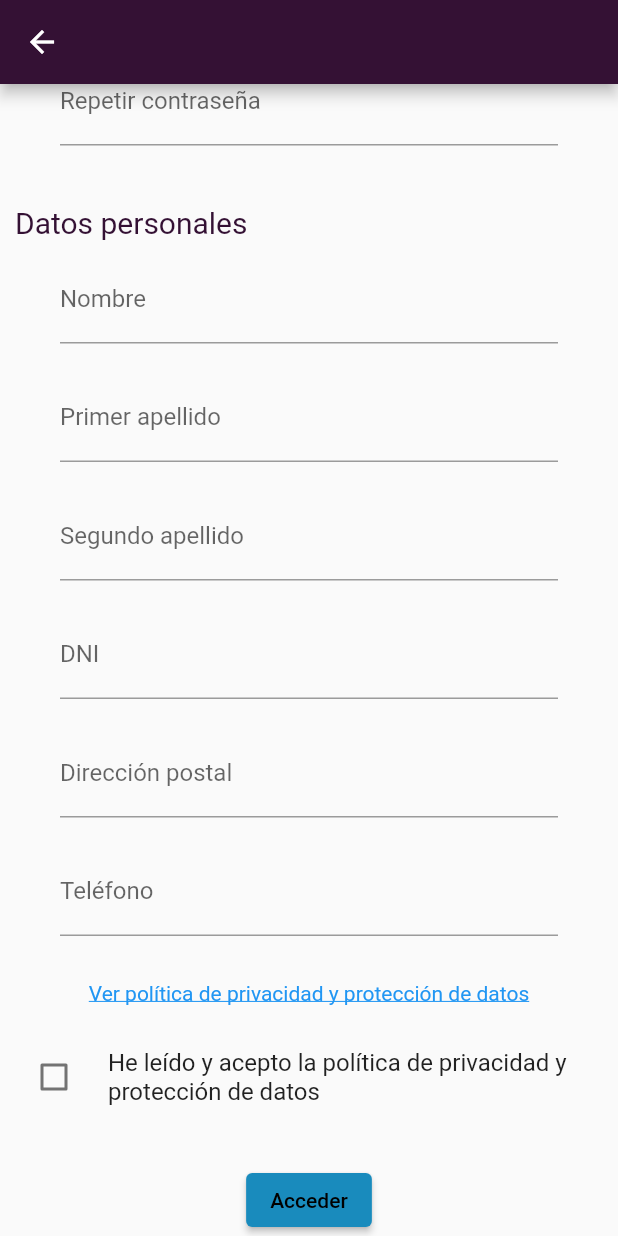
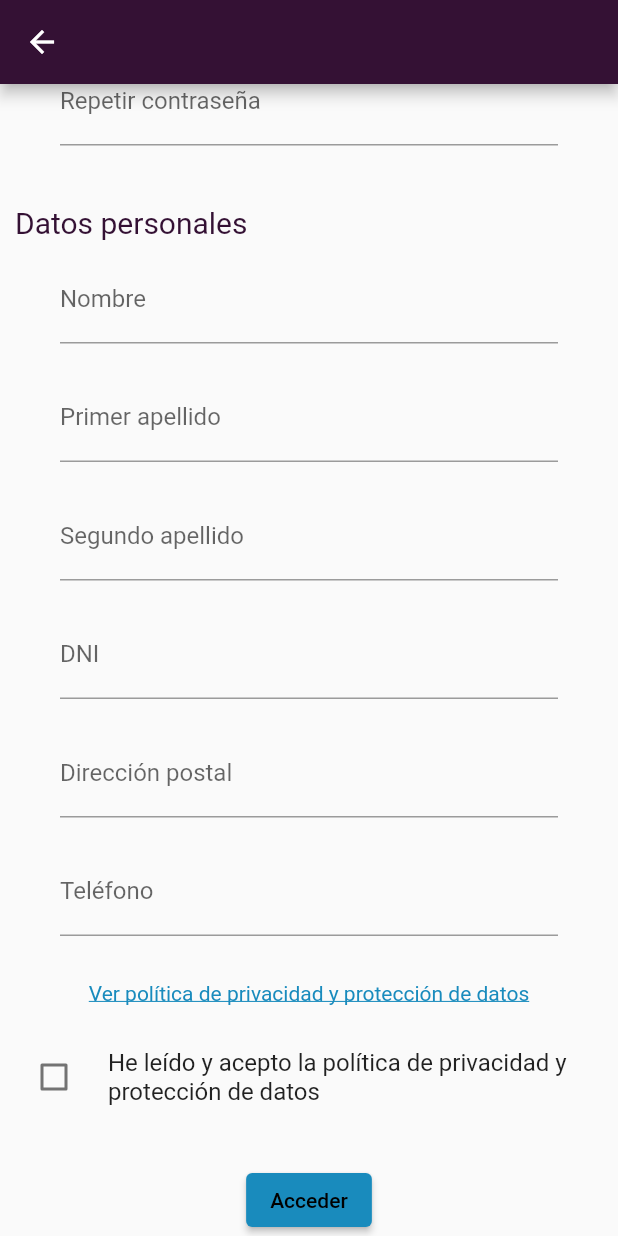
Before and after one commit to alu0100769609/DXWallet, a Flutter app: the Register screen opened by its route, scrolled down 513 dp, on a phone screen of 412 x 824 dp. Run offline on Flutter 3.47's test engine with Material 2 defaults, Android fonts, the light colour scheme and no system bars; our stand-ins replace fluttertoast, shared_preferences; accounts and stored records are empty.

Commit message:
Arreglando código

```diff
--- a/lib/constants/Constants.dart
+++ b/lib/constants/Constants.dart
@@ -9,6 +9,8 @@ import 'package:flutter/material.dart';
 /// Empty boxes: Para separar elementos
 
 /**************** ************** ************** ************** ****************/
+/// DEBUG MODE
+const bool DEBUGMODE = true;
 
 
 /// Colors: Para controlar los colores personalizados
@@ -28,7 +30,12 @@ const Color CUSTOM_LIGHT_PINK = Color.fromRGBO(255, 102, 196, 1);
 // Rosa Oscuro: #C700FF
 const Color CUSTOM_PRIMARY = Color.fromRGBO(199, 0, 255, 1);
 // Gris CLARO: #A6A5A5FF
-const Color DISABLED_COLOR = Color.fromRGBO(166, 165, 165, 1.0);
+const Color DISABLED_COLOR = Color.fromRGBO(166, 165, 165, 1);
+// Verde Válido: #1ABD1AFF
+const Color VALID_GREEN = Color.fromRGBO(26, 189, 26, 1.0);
+// Azul Enlaces: #198BBD
+const Color LINK_BLUE = Color.fromRGBO(25, 139, 189, 1);
+
 
 /// Routes: Para conexiones internas y externas
 const String LOGIN_URL = 'https://sebt.es/adexe/dxwallet/app/login.php';
--- a/lib/constants/Strings.dart
+++ b/lib/constants/Strings.dart
@@ -21,3 +21,4 @@ const String surname1_str = "Primer apellido";
 const String surname2_str = "Segundo apellido";
 const String name_str = "Nombre";
 const String phone_str = "Teléfono";
+const String viewError_str = "Error al visualizar";
--- a/lib/main.dart
+++ b/lib/main.dart
@@ -1,5 +1,6 @@
 import 'package:flutter/material.dart';
 
+import 'constants/Constants.dart';
 import 'views/SignIn.dart';
 import 'views/SignUp.dart';
 import 'views/VisaList.dart';
@@ -7,6 +8,7 @@ import 'views/VisaList.dart';
 void main() {
   runApp(
     MaterialApp(
+      debugShowCheckedModeBanner: DEBUGMODE,
       title: "Named routes",
       initialRoute: "/",
       routes: {
--- a/lib/views/SignUp.dart
+++ b/lib/views/SignUp.dart
@@ -8,6 +8,8 @@ import '/constants/Strings.dart';
 
 class Register extends StatefulWidget {
   const Register({Key? key}) : super(key: key);
+
+  final bool debugThis = false; // Para entrar en el modo depuración
 
   @override
   State<Register> createState() => _RegisterState();
@@ -264,7 +266,7 @@ class _RegisterState extends State<Register> {
                   child: const Text(showPolicy_str,
                       style: TextStyle(
                           decoration: TextDecoration.underline,
-                          color: Colors.blue)),
+                          color: LINK_BLUE)),
                   onTap: () => {Fluttertoast.showToast(msg: "Política de privacidad")},
                 ),
               ),
@@ -280,7 +282,7 @@ class _RegisterState extends State<Register> {
                     });
                   },
                   controlAffinity: ListTileControlAffinity.leading,
-                  activeColor: Colors.green,
+                  activeColor: VALID_GREEN,
                 ),
               ),
               /// Acceder
--- a/pubspec.yaml
+++ b/pubspec.yaml
@@ -16,7 +16,7 @@ dependencies:
   fluttertoast: ^8.2.1 # Toast para interacción de usuario
   cupertino_icons: ^1.0.2 # Iconos tipo IOS
   http: ^0.13.5 # Para peticiones html
-  shared_preferences: ^2.0.9
+  shared_preferences: ^2.0.9 # Para acceder a localstorage del móvil
 
 dev_dependencies:
   flutter_test:
```
Also changed, not shown: lib/components/cards/VisaCard.dart (+5 -3 lines), lib/connection/Connections.dart (+15 -0 lines), lib/views/SignIn.dart (+4 -4 lines), lib/views/VisaList.dart (+6 -3 lines).
